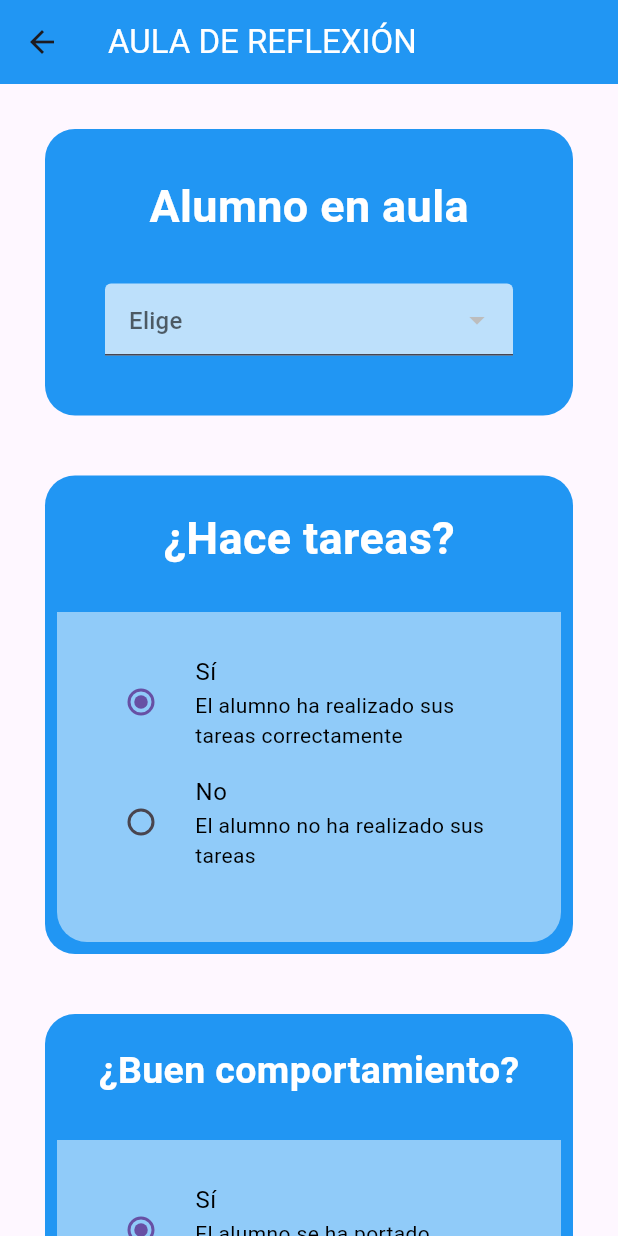
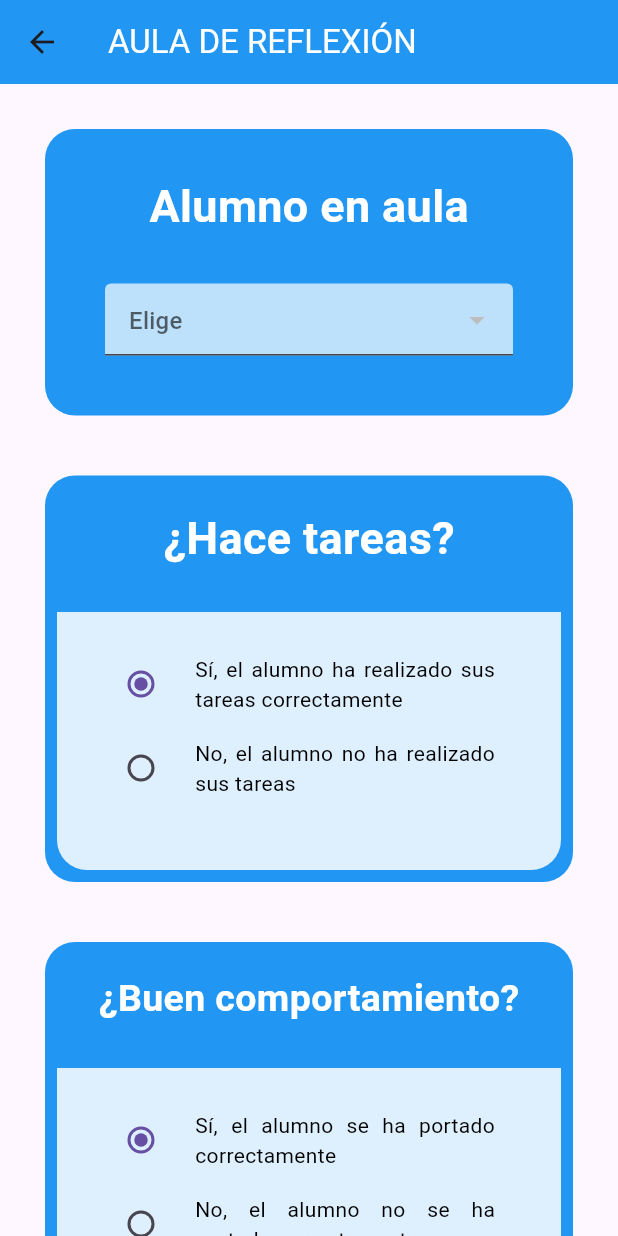
Before and after one commit to aaleexcaazaallaa/iJandula, a Flutter app: the ReflexionScreen screen opened by its route, on a phone screen of 412 x 824 dp. Run offline on Flutter 3.47's test engine with Material 3 defaults, Android fonts, the phone set to English and light mode, and no system bars; our stand-ins replace dio, firebase_auth, firebase_core, font_awesome_flutter, google_sign_in, syncfusion_flutter_calendar; accounts and stored records are empty; network calls fail.

Commit message:
cambios aula reflexión

```diff
--- a/iseneca-main/lib/screens/convivencia/reflexion_screen.dart
+++ b/iseneca-main/lib/screens/convivencia/reflexion_screen.dart
@@ -110,14 +110,13 @@ class _ReflexionScreenState extends State<_ReflexionScreen> {
                       Padding(
                         padding: const EdgeInsets.all(8.0),
                         child: Container(
-                          decoration: BoxDecoration(borderRadius: const BorderRadius.only(bottomLeft: Radius.circular(20) , bottomRight: Radius.circular(20)), color:Colors.white.withOpacity(0.50)),
+                          decoration: BoxDecoration(borderRadius: const BorderRadius.only(bottomLeft: Radius.circular(20) , bottomRight: Radius.circular(20)), color:Colors.white.withOpacity(0.85)),
                           child: Padding(
                             padding: const EdgeInsets.fromLTRB(20, 20, 20, 40),
                             child: Column(
                               children: [
                                 RadioListTile(
-                                  title: const Text("Sí", style: TextStyle(color:Colors.black)),
-                                  subtitle: const Text("El alumno ha realizado sus tareas correctamente", style: TextStyle(color:Colors.black)),
+                                  subtitle: const Text("Sí, el alumno ha realizado sus tareas correctamente", style: TextStyle(color:Colors.black), textAlign: TextAlign.justify),
                                   value: YesNo.si,
                                   groupValue: haceTareas,
                                   onChanged: (value) => setState(() {
@@ -125,8 +124,7 @@ class _ReflexionScreenState extends State<_ReflexionScreen> {
                                   }),
                                 ),
                                 RadioListTile(
-                                  title: const Text("No", style: TextStyle(color:Colors.black)),
-                                  subtitle: const Text("El alumno no ha realizado sus tareas", style: TextStyle(color:Colors.black)),
+                                  subtitle: const Text("No, el alumno no ha realizado sus tareas", style: TextStyle(color:Colors.black), textAlign: TextAlign.justify),
                                   value: YesNo.no,
                                   groupValue: haceTareas,
                                   onChanged: (value) => setState(() {
@@ -162,14 +160,13 @@ class _ReflexionScreenState extends State<_ReflexionScreen> {
                       Padding(
                         padding: const EdgeInsets.all(8.0),
                         child: Container(
-                          decoration: BoxDecoration(borderRadius: const BorderRadius.only(bottomLeft: Radius.circular(20) , bottomRight: Radius.circular(20)), color:Colors.white.withOpacity(0.50)),
+                          decoration: BoxDecoration(borderRadius: const BorderRadius.only(bottomLeft: Radius.circular(20) , bottomRight: Radius.circular(20)), color:Colors.white.withOpacity(0.85)),
                           child: Padding(
                             padding: const EdgeInsets.fromLTRB(20, 20, 20, 40),
                             child: Column(
                               children: [
                                 RadioListTile(
-                                  title: const Text("Sí", style: TextStyle(color:Colors.black)),
-                                  subtitle: const Text("El alumno se ha portado correctamente", style: TextStyle(color:Colors.black)),
+                                  subtitle: const Text("Sí, el alumno se ha portado correctamente", style: TextStyle(color:Colors.black), textAlign: TextAlign.justify),
                                   value: YesNo.si,
                                   groupValue: buenComportamiento,
                                   onChanged: (value) => setState(() {
@@ -177,8 +174,7 @@ class _ReflexionScreenState extends State<_ReflexionScreen> {
                                   }),
                                 ),
                                 RadioListTile(
-                                  title: const Text("No", style: TextStyle(color:Colors.black)),
-                                  subtitle: const Text("El alumno no se ha portado correctamente", style: TextStyle(color:Colors.black)),
+                                  subtitle: const Text("No, el alumno no se ha portado correctamente", style: TextStyle(color:Colors.black), textAlign: TextAlign.justify),
                                   value: YesNo.no,
                                   groupValue: buenComportamiento,
                                   onChanged: (value) => setState(() {
```
Also changed, not shown: iseneca-main/pubspec.lock.
